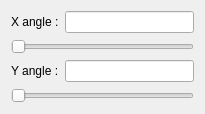
mkRPGDev/mkRPG, file src/editor/GUI/Tabs/mapdock.ui: the form before one commit.
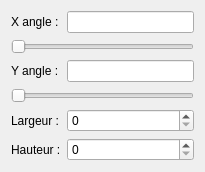
The form after the commit.

Patch:
```diff
--- a/src/editor/GUI/Tabs/mapdock.ui
+++ b/src/editor/GUI/Tabs/mapdock.ui
@@ -7,7 +7,7 @@
     <x>0</x>
     <y>0</y>
     <width>205</width>
-    <height>112</height>
+    <height>172</height>
    </rect>
   </property>
   <property name="windowTitle">
@@ -24,13 +24,10 @@
    <item row="0" column="1">
     <widget class="QLineEdit" name="lineEdit"/>
    </item>
-   <item row="1" column="0" colspan="2">
-    <widget class="QSlider" name="angleX">
-     <property name="maximum">
-      <number>900</number>
-     </property>
-     <property name="orientation">
-      <enum>Qt::Horizontal</enum>
+   <item row="4" column="0">
+    <widget class="QLabel" name="label_3">
+     <property name="text">
+      <string>Largeur :</string>
      </property>
     </widget>
    </item>
@@ -44,6 +41,23 @@
    <item row="2" column="1">
     <widget class="QLineEdit" name="lineEdit_2"/>
    </item>
+   <item row="1" column="0" colspan="2">
+    <widget class="QSlider" name="angleX">
+     <property name="maximum">
+      <number>900</number>
+     </property>
+     <property name="orientation">
+      <enum>Qt::Horizontal</enum>
+     </property>
+    </widget>
+   </item>
+   <item row="5" column="0">
+    <widget class="QLabel" name="label_4">
+     <property name="text">
+      <string>Hauteur :</string>
+     </property>
+    </widget>
+   </item>
    <item row="3" column="0" colspan="2">
     <widget class="QSlider" name="angleY">
      <property name="maximum">
@@ -54,6 +68,12 @@
      </property>
     </widget>
    </item>
+   <item row="4" column="1">
+    <widget class="QSpinBox" name="spinBox"/>
+   </item>
+   <item row="5" column="1">
+    <widget class="QSpinBox" name="spinBox_2"/>
+   </item>
   </layout>
  </widget>
  <resources/>
```
Left out of the diff: 14 changed lines with no effect on the pictures.
